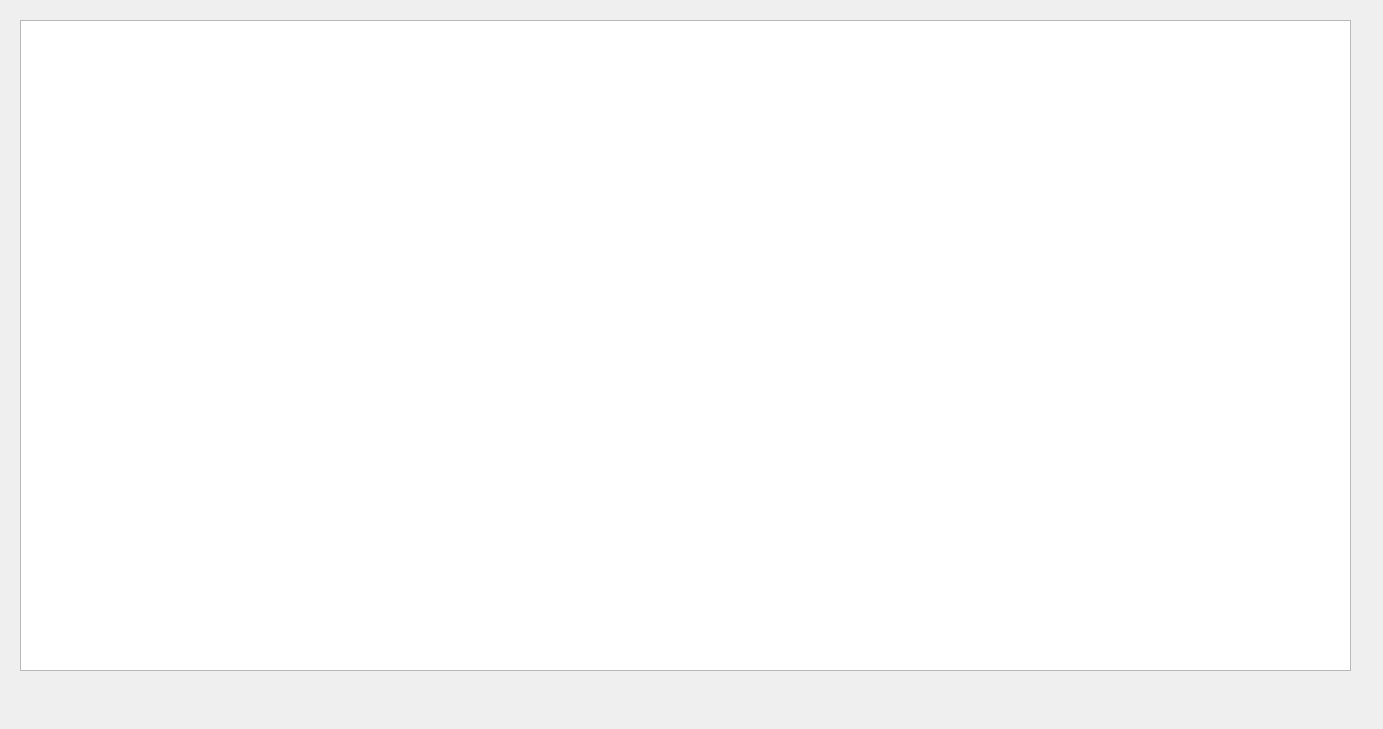
The window that src/View/qt/mainwindow.ui (yaellgrs/CubeSolver) describes before a commit, drawn with Qt 5.
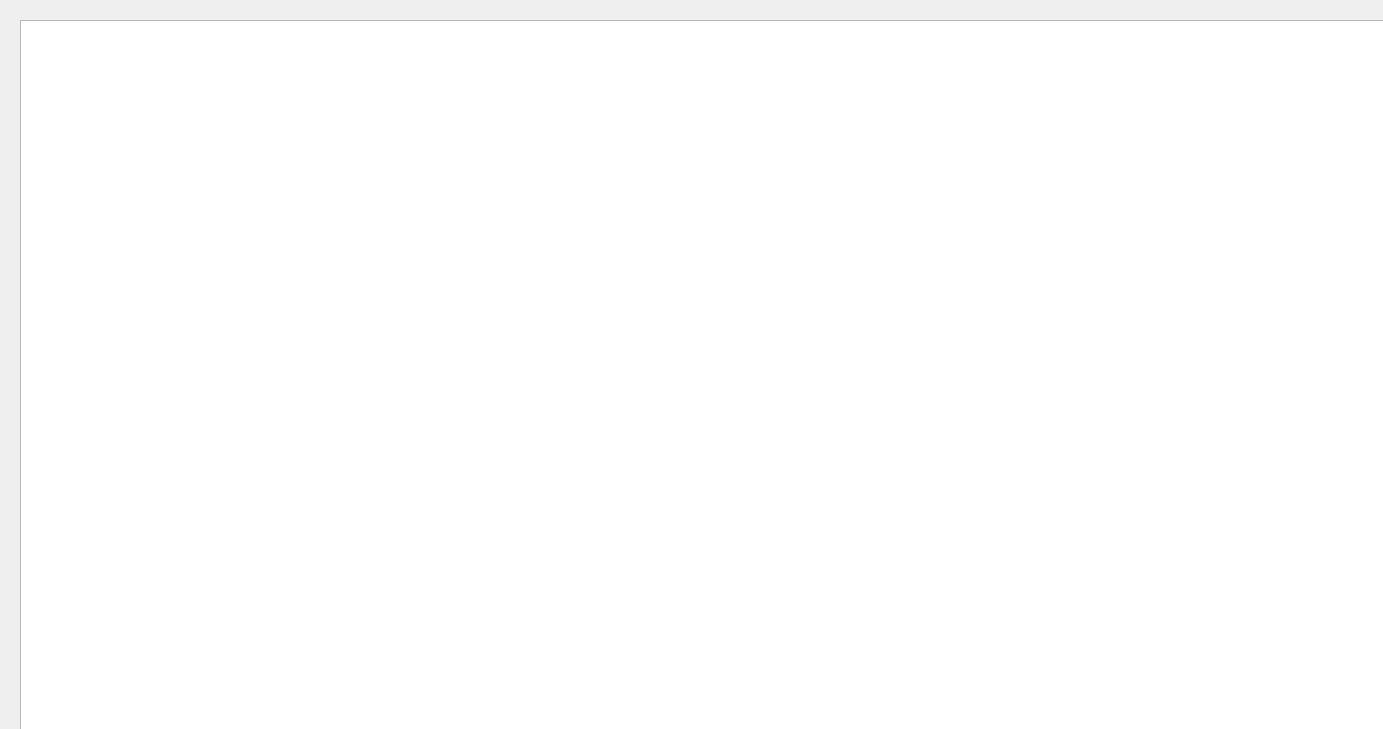
The same window after the commit.

```diff
--- a/src/View/qt/mainwindow.ui
+++ b/src/View/qt/mainwindow.ui
@@ -19,10 +19,22 @@
      <rect>
       <x>20</x>
       <y>20</y>
-      <width>1331</width>
-      <height>651</height>
+      <width>1421</width>
+      <height>711</height>
      </rect>
     </property>
+    <property name="autoFillBackground">
+     <bool>false</bool>
+    </property>
+    <property name="backgroundBrush">
+     <brush brushstyle="SolidPattern">
+      <color alpha="255">
+       <red>119</red>
+       <green>118</green>
+       <blue>123</blue>
+      </color>
+     </brush>
+    </property>
    </widget>
   </widget>
  </widget>
```
